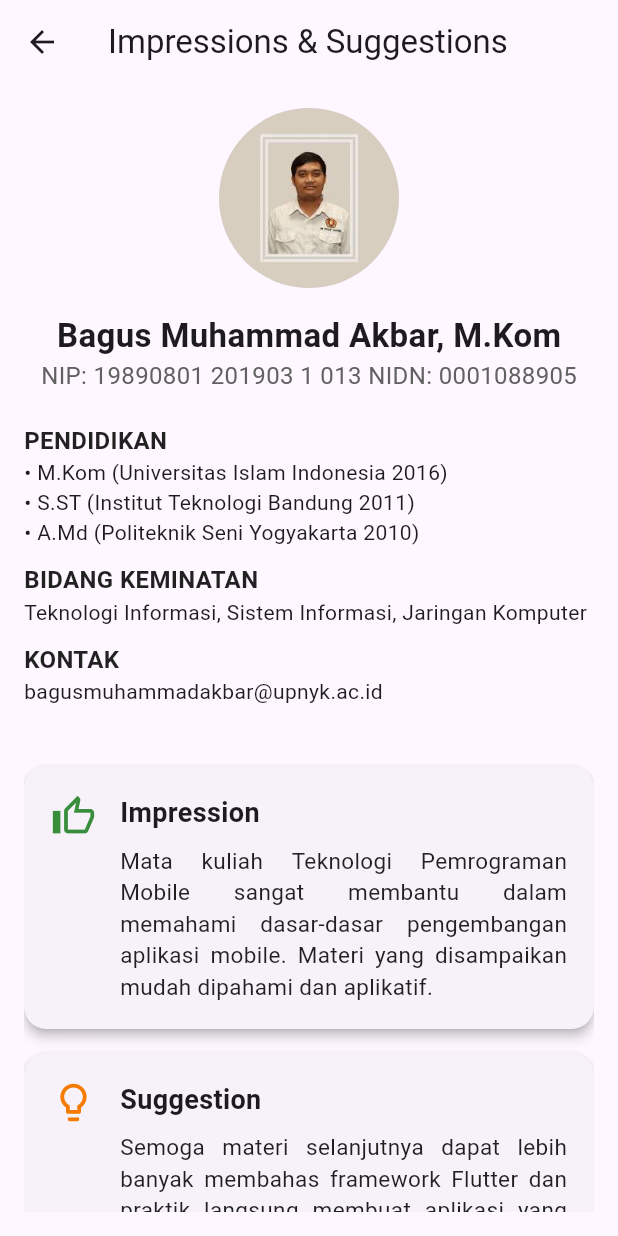
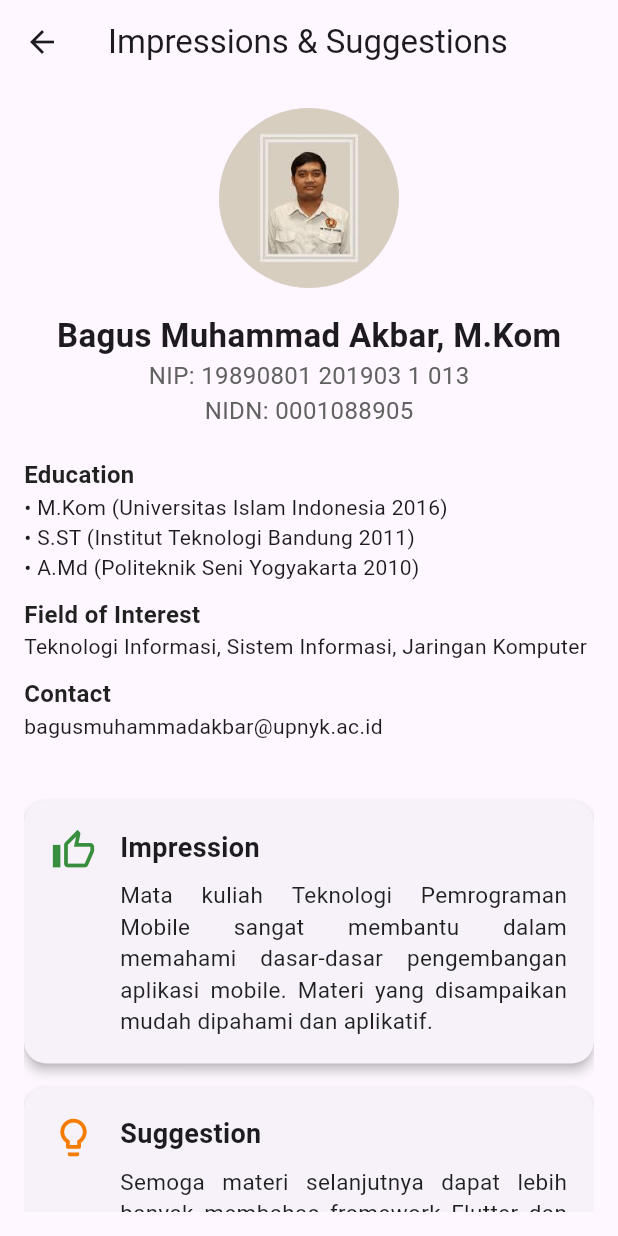
Before and after one commit to ardaputr/Boole_Mobile-App, a Flutter app: the ImpressionsAndSuggestionsScreen screen opened directly, on a phone screen of 412 x 824 dp. Run offline on Flutter 3.47's test engine with Material 3 defaults, Android fonts, the phone set to English and light mode, and no system bars; our stand-ins replace flutter_compass, location, shared_preferences; accounts and stored records are empty.

Commit message:
update v2

```diff
--- a/lib/screens/impressions_and_suggestions_screen.dart
+++ b/lib/screens/impressions_and_suggestions_screen.dart
@@ -94,14 +94,20 @@ class ImpressionsAndSuggestionsScreen extends StatelessWidget {
               ),
               Center(
                 child: Text(
-                  'NIP: 19890801 201903 1 013 NIDN: 0001088905',
+                  'NIP: 19890801 201903 1 013',
+                  style: TextStyle(fontSize: 16, color: Colors.grey.shade700),
+                ),
+              ),
+              Center(
+                child: Text(
+                  'NIDN: 0001088905',
                   style: TextStyle(fontSize: 16, color: Colors.grey.shade700),
                 ),
               ),
               const SizedBox(height: 20),
               // Pendidikan
               const Text(
-                'PENDIDIKAN',
+                'Education',
                 style: TextStyle(
                   fontWeight: FontWeight.bold,
                   fontSize: 16,
@@ -118,7 +124,7 @@ class ImpressionsAndSuggestionsScreen extends StatelessWidget {
               const SizedBox(height: 10),
               // Bidang Kemintan
               const Text(
-                'BIDANG KEMINATAN',
+                'Field of Interest',
                 style: TextStyle(
                   fontWeight: FontWeight.bold,
                   fontSize: 16,
@@ -133,7 +139,7 @@ class ImpressionsAndSuggestionsScreen extends StatelessWidget {
               const SizedBox(height: 10),
               // Kontak
               const Text(
-                'KONTAK',
+                'Contact',
                 style: TextStyle(
                   fontWeight: FontWeight.bold,
                   fontSize: 16,
```
Also changed, not shown: lib/screens/detail_place_screen.dart (+5 -5 lines).
